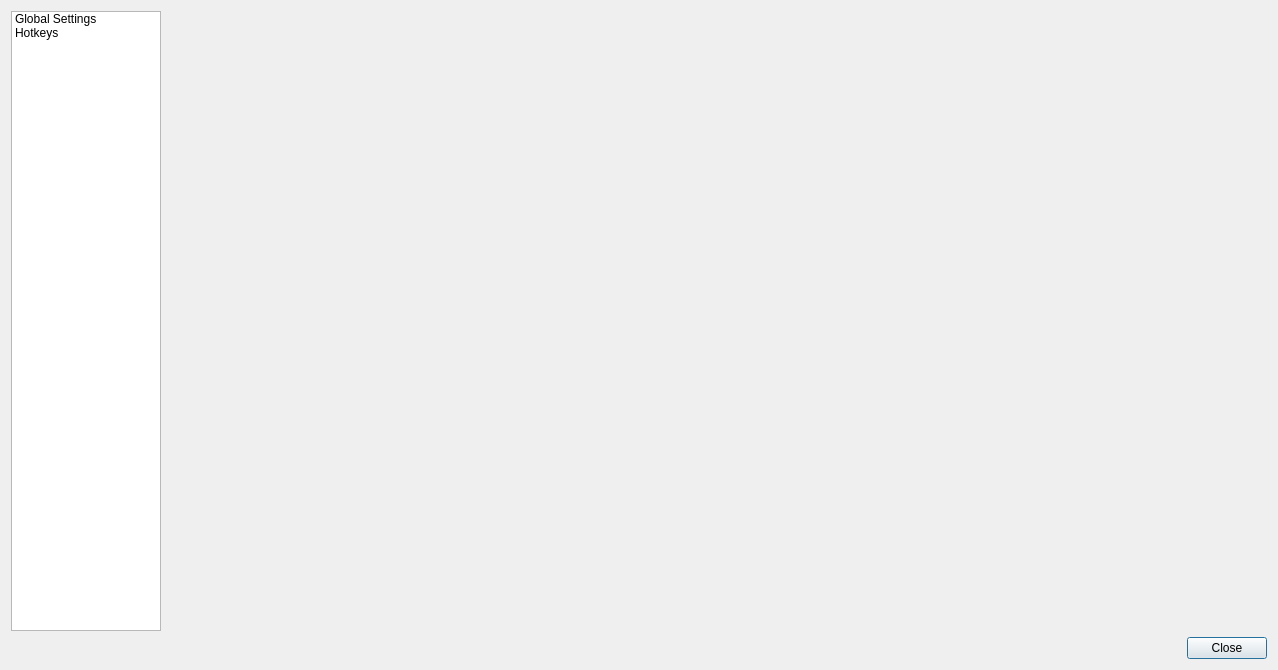
The window that pcsx2-qt/Settings/ControllerSettingsDialog.ui (PCSX2/pcsx2) describes before a commit, drawn with Qt 5.
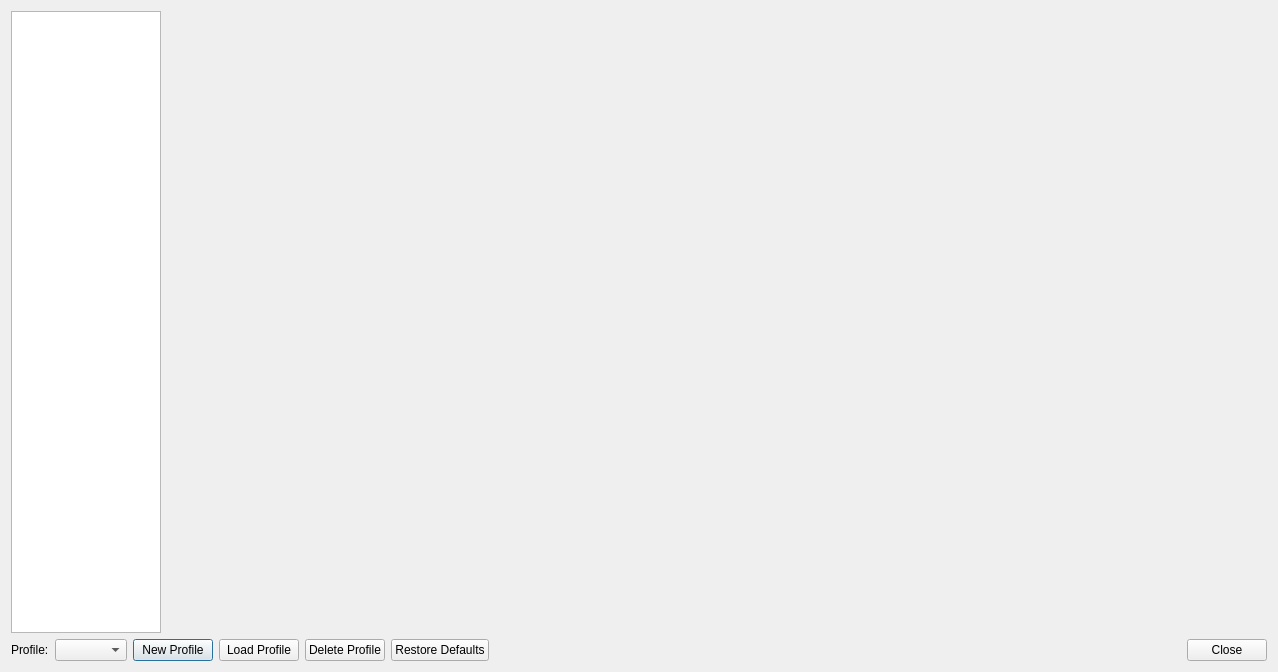
The same window after the commit. Icons and pictures are not drawn.

Commit message: Qt: Implement input profiles

The edit to the form file:
```diff
--- a/pcsx2-qt/Settings/ControllerSettingsDialog.ui
+++ b/pcsx2-qt/Settings/ControllerSettingsDialog.ui
@@ -9,8 +9,8 @@
    <rect>
     <x>0</x>
     <y>0</y>
-    <width>1274</width>
-    <height>668</height>
+    <width>1276</width>
+    <height>672</height>
    </rect>
   </property>
   <property name="sizePolicy">
@@ -22,7 +22,7 @@
   <property name="windowTitle">
    <string>PCSX2 Controller Settings</string>
   </property>
-  <layout class="QGridLayout" name="gridLayout" columnstretch="0,0">
+  <layout class="QGridLayout" name="gridLayout">
    <item row="0" column="0">
     <widget class="QListWidget" name="settingsCategory">
      <property name="sizePolicy">
@@ -49,24 +49,6 @@
        <height>32</height>
       </size>
      </property>
-     <item>
-      <property name="text">
-       <string>Global Settings</string>
-      </property>
-      <property name="icon">
-       <iconset theme="settings-3-line">
-        <normaloff>.</normaloff>.</iconset>
-      </property>
-     </item>
-     <item>
-      <property name="text">
-       <string>Hotkeys</string>
-      </property>
-      <property name="icon">
-       <iconset theme="keyboard-line">
-        <normaloff>.</normaloff>.</iconset>
-      </property>
-     </item>
     </widget>
    </item>
    <item row="0" column="1">
@@ -80,11 +62,71 @@
     </widget>
    </item>
    <item row="1" column="0" colspan="2">
-    <widget class="QDialogButtonBox" name="buttonBox">
-     <property name="standardButtons">
-      <set>QDialogButtonBox::Close</set>
-     </property>
-    </widget>
+    <layout class="QHBoxLayout" name="horizontalLayout_2">
+     <item>
+      <layout class="QHBoxLayout" name="horizontalLayout">
+       <item>
+        <widget class="QLabel" name="label">
+         <property name="text">
+          <string>Profile:</string>
+         </property>
+        </widget>
+       </item>
+       <item>
+        <widget class="QComboBox" name="currentProfile"/>
+       </item>
+       <item>
+        <widget class="QPushButton" name="newProfile">
+         <property name="text">
+          <string>New Profile</string>
+         </property>
+         <property name="icon">
+          <iconset theme="file-add-line">
+           <normaloff>.</normaloff>.</iconset>
+         </property>
+        </widget>
+       </item>
+       <item>
+        <widget class="QPushButton" name="loadProfile">
+         <property name="text">
+          <string>Load Profile</string>
+         </property>
+         <property name="icon">
+          <iconset theme="folder-open-line"/>
+         </property>
+        </widget>
+       </item>
+       <item>
+        <widget class="QPushButton" name="deleteProfile">
+         <property name="text">
+          <string>Delete Profile</string>
+         </property>
+         <property name="icon">
+          <iconset theme="file-reduce-line">
+           <normaloff>.</normaloff>.</iconset>
+         </property>
+        </widget>
+       </item>
+       <item>
+        <widget class="QPushButton" name="restoreDefaults">
+         <property name="text">
+          <string>Restore Defaults</string>
+         </property>
+         <property name="icon">
+          <iconset theme="restart-line"/>
+         </property>
+        </widget>
+       </item>
+      </layout>
+     </item>
+     <item>
+      <widget class="QDialogButtonBox" name="buttonBox">
+       <property name="standardButtons">
+        <set>QDialogButtonBox::Close</set>
+       </property>
+      </widget>
+     </item>
+    </layout>
    </item>
   </layout>
  </widget>
```
The commit also changes 33 other files.
